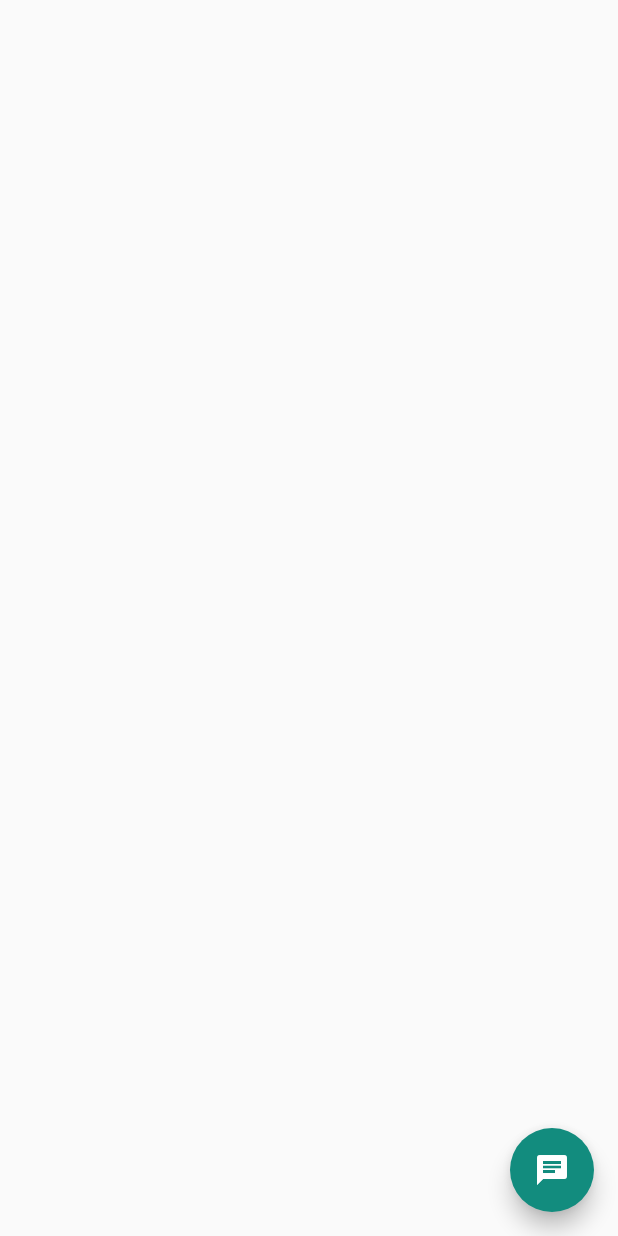
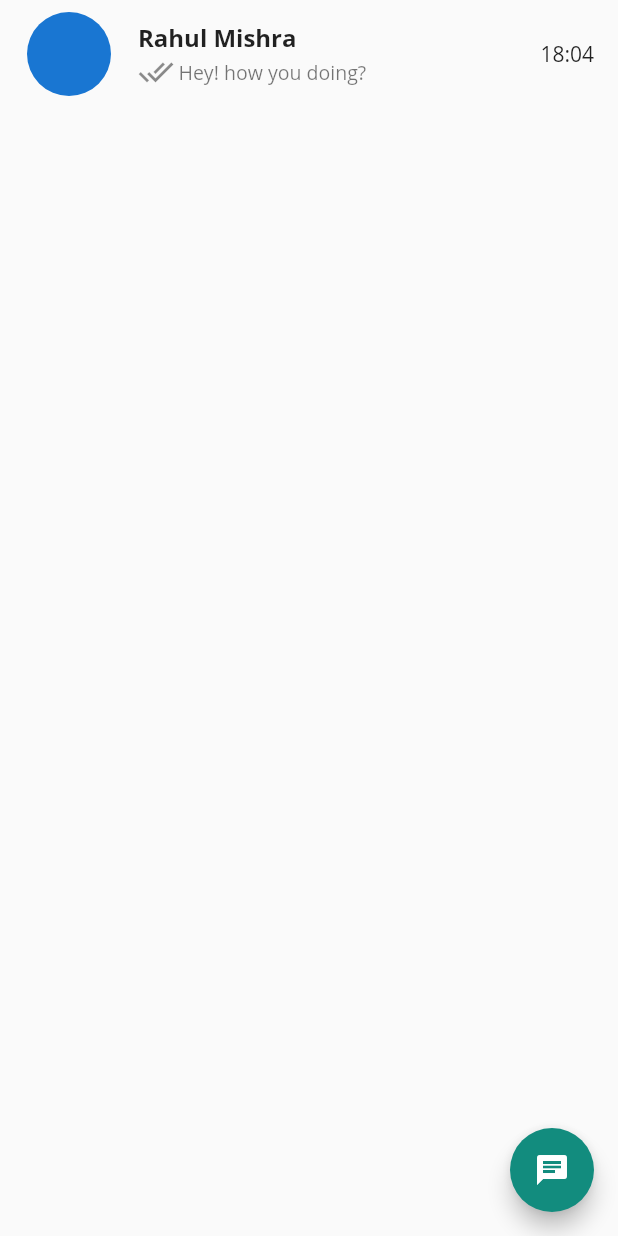
Before and after one commit to rahulMishra05/whatsapp-clone, a Flutter app: the ChatPage screen opened directly, on a phone screen of 412 x 824 dp. Run offline on Flutter 3.47's test engine with Material 2 defaults, Android fonts, the phone set to English and light mode, and no system bars; missing offline and left inert: dart:html.

Commit message:
Custom card on the chat page created, finishing is needed !!

```diff
--- /dev/null
+++ b/lib/CustomUI/CustomCard.dart
@@ -0,0 +1,34 @@
+import 'package:flutter/material.dart';
+
+class CustomCard extends StatelessWidget {
+  const CustomCard({Key? key}) : super(key: key);
+
+  @override
+  Widget build(BuildContext context) {
+    return ListTile(
+      leading: CircleAvatar(
+        radius: 30,
+      ),
+      title: Text(
+        "Rahul Mishra",
+        style: TextStyle(
+          fontSize: 16,
+          fontWeight: FontWeight.bold,
+        ),
+      ),
+      subtitle: Row(children: [
+        Icon(Icons.done_all),
+        SizedBox(
+          width: 3,
+        ),
+        Text(
+          "Hey! how you doing?",
+          style: TextStyle(
+            fontSize: 13,
+          ),
+        ),
+      ]),
+      trailing: Text("18:04"),
+    );
+  }
+}
--- a/lib/Pages/ChatPage.dart
+++ b/lib/Pages/ChatPage.dart
@@ -1,4 +1,5 @@
 import 'package:flutter/material.dart';
+import 'package:whatsapp_clone/CustomUI/CustomCard.dart';
 
 class ChatPage extends StatefulWidget {
   const ChatPage({Key? key}) : super(key: key);
@@ -15,6 +16,11 @@ class _ChatPageState extends State<ChatPage> {
         onPressed: (){},
         child: Icon(Icons.chat),
       ),
+      body: ListView(
+        children: [
+          CustomCard(),
+        ],
+      ),
     );
   }
 }
```
